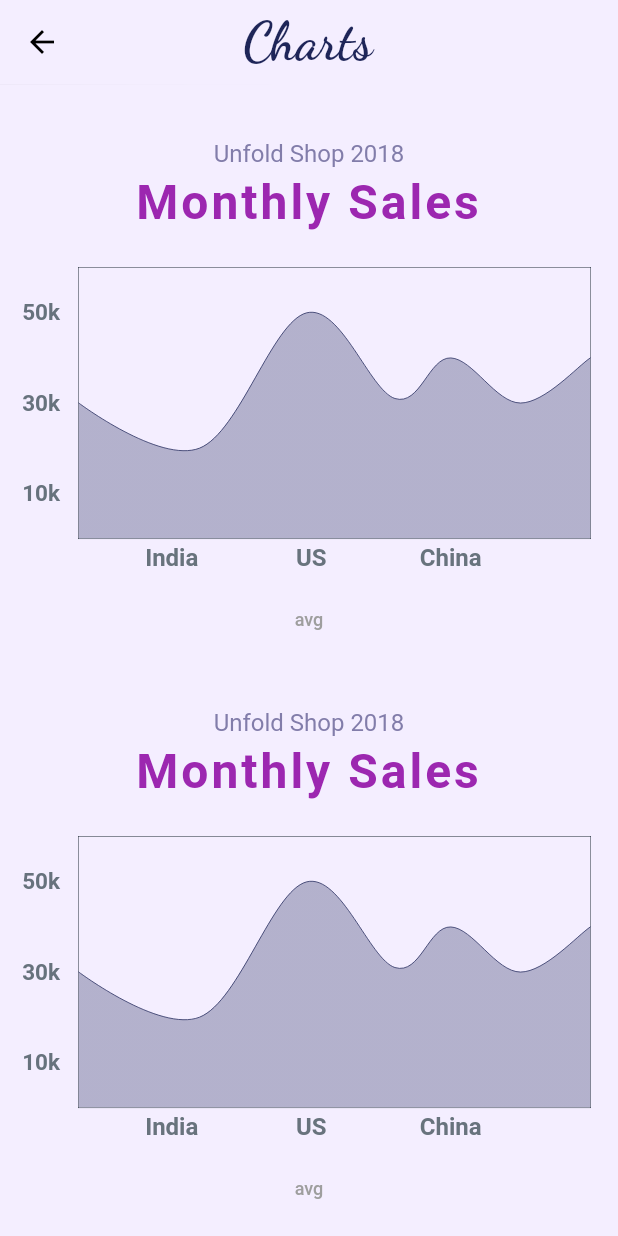
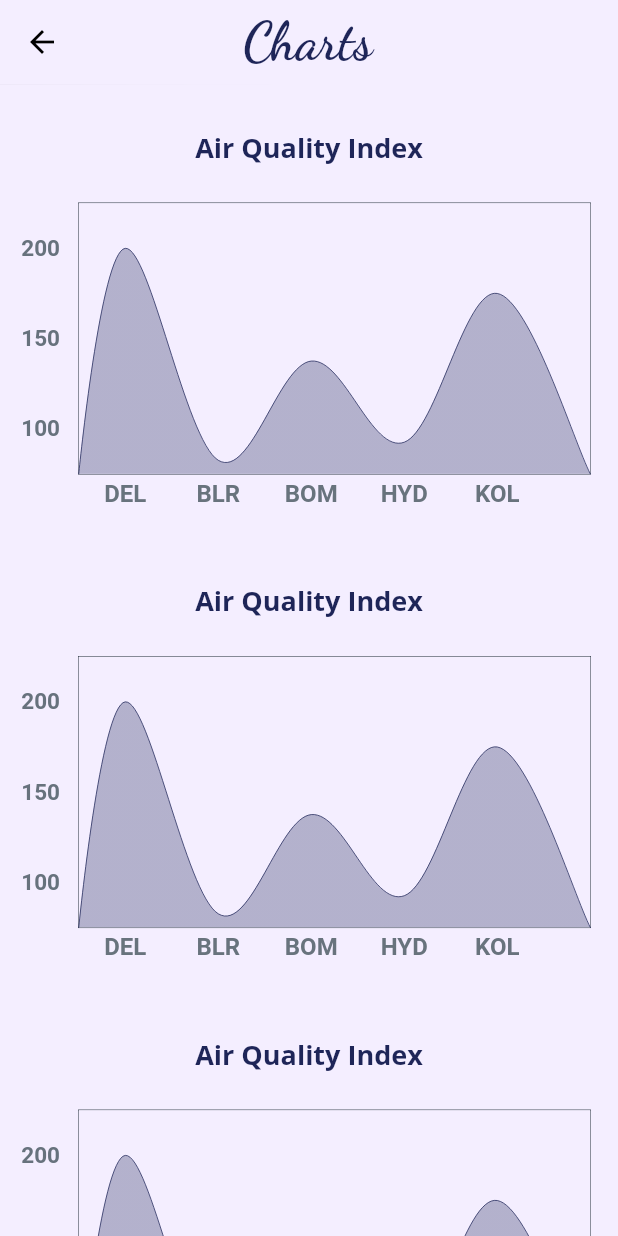
Before and after one commit to Manorama09/Aasha, a Flutter app: the Analysis screen opened directly, on a phone screen of 412 x 824 dp. Run offline on Flutter 3.47's test engine with Material 2 defaults, Android fonts, the phone set to English and light mode, and no system bars; drawn by our look-alikes of fl_chart; our stand-ins replace cloud_firestore, firebase_auth, firebase_core, google_fonts, google_sign_in; missing offline and left inert: twitter_api; accounts and stored records are empty.

Commit message:
Added AQI chart data

```diff
--- a/lib/widgets/chart1.dart
+++ b/lib/widgets/chart1.dart
@@ -1,5 +1,6 @@
 import 'package:fl_chart/fl_chart.dart';
 import 'package:flutter/material.dart';
+import 'package:google_fonts/google_fonts.dart';
 
 class Chart1 extends StatefulWidget {
   @override
@@ -12,8 +13,6 @@
     const Color(0xff1E2558),
   ];
 
-  bool showAvg = false;
-
   @override
   Widget build(BuildContext context) {
     return Stack(
@@ -23,55 +22,25 @@
               crossAxisAlignment: CrossAxisAlignment.stretch,
               children: <Widget>[
                 const SizedBox(
-                  height: 37,
+                  height: 30,
                 ),
-                const Text(
-                  'Unfold Shop 2018',
-                  style: TextStyle(
-                    color: Color(0xff827daa),
-                    fontSize: 16,
-                  ),
-                  textAlign: TextAlign.center,
-                ),
-                const SizedBox(
-                  height: 4,
-                ),
-                const Text(
-                  'Monthly Sales',
-                  style: TextStyle(
-                      color: Colors.purple,
-                      fontSize: 32,
-                      fontWeight: FontWeight.bold,
-                      letterSpacing: 2),
-                  textAlign: TextAlign.center,
-                ),
+               Text("Air Quality Index",
+                    style: GoogleFonts.openSans(
+                        color: const Color(0xff1E2558),
+                        fontSize: 18,
+                        fontWeight: FontWeight.w700),
+                        textAlign: TextAlign.center,
+                        ),
         AspectRatio(
           aspectRatio: 1.70,
           child: Padding(
               padding: const EdgeInsets.only(
                   right: 18.0, left: 12.0, top: 24, bottom: 12),
               child: LineChart(
-                showAvg ? avgData() : mainData(),
+                mainData(),
               ),
             ),
           ),
-        SizedBox(
-          width: 60,
-          height: 34,
-          child: FlatButton(
-            onPressed: () {
-              setState(() {
-                showAvg = !showAvg;
-              });
-            },
-            child: Text(
-              'avg',
-              style: TextStyle(
-                  fontSize: 12,
-                  color: showAvg ? Colors.grey.withOpacity(0.8) : Colors.grey),
-            ),
-          ),
-        ),
       ],
         ),],
     );
@@ -107,12 +76,16 @@
               fontSize: 16),
           getTitles: (value) {
             switch (value.toInt()) {
-              case 2:
-                return 'India';
+              case 1:
+              return 'DEL';
+              case 3:
+                return 'BLR';
               case 5:
-                return 'US';
-              case 8:
-                return 'China';
+                return 'BOM';
+              case 7:
+                return 'HYD';
+              case 9:
+                return 'KOL';
             }
             return '';
           },
@@ -128,11 +101,11 @@
           getTitles: (value) {
             switch (value.toInt()) {
               case 1:
-                return '10k';
+                return '100';
               case 3:
-                return '30k';
+                return '150';
               case 5:
-                return '50k';
+                return '200';
             }
             return '';
           },
@@ -150,13 +123,13 @@
       lineBarsData: [
         LineChartBarData(
           spots: [
-            FlSpot(0, 3),
-            FlSpot(2.6, 2),
-            FlSpot(4.9, 5),
-            FlSpot(6.8, 3.1),
-            FlSpot(8, 4),
-            FlSpot(9.5, 3),
-            FlSpot(11, 4),
+            FlSpot(0, 0),
+            FlSpot(1, 5),
+            FlSpot(3, 0.3),
+            FlSpot(5, 2.5),
+            FlSpot(7, 0.7),
+            FlSpot(9, 4),
+            FlSpot(11, 0),
           ],
           isCurved: true,
           colors: gradientColors,
@@ -174,110 +147,4 @@
       ],
     );
   }
-
-  LineChartData avgData() {
-    return LineChartData(
-      lineTouchData: LineTouchData(enabled: false),
-      gridData: FlGridData(
-        show: true,
-        drawHorizontalLine: true,
-        getDrawingVerticalLine: (value) {
-          return FlLine(
-            color: const Color(0xff37434d),
-            strokeWidth: 0,
-          );
-        },
-        getDrawingHorizontalLine: (value) {
-          return FlLine(
-            color: const Color(0xff37434d),
-            strokeWidth: 0,
-          );
-        },
-      ),
-      titlesData: FlTitlesData(
-        show: true,
-        bottomTitles: SideTitles(
-          showTitles: true,
-          reservedSize: 22,
-          getTextStyles: (value) => const TextStyle(
-              color: Color(0xff68737d),
-              fontWeight: FontWeight.bold,
-              fontSize: 16),
-          getTitles: (value) {
-            switch (value.toInt()) {
-              case 2:
-                return 'MAR';
-              case 5:
-                return 'JUN';
-              case 8:
-                return 'SEP';
-            }
-            return '';
-          },
-          margin: 8,
-        ),
-        leftTitles: SideTitles(
-          showTitles: true,
-          getTextStyles: (value) => const TextStyle(
-            color: Color(0xff67727d),
-            fontWeight: FontWeight.bold,
-            fontSize: 15,
-          ),
-          getTitles: (value) {
-            switch (value.toInt()) {
-              case 1:
-                return '10k';
-              case 3:
-                return '30k';
-              case 5:
-                return '50k';
-            }
-            return '';
-          },
-          reservedSize: 28,
-          margin: 12,
-        ),
-      ),
-      borderData: FlBorderData(
-          show: true,
-          border: Border.all(color: const Color(0xff37434d), width: 1)),
-      minX: 0,
-      maxX: 11,
-      minY: 0,
-      maxY: 6,
-      lineBarsData: [
-        LineChartBarData(
-          spots: [
-            FlSpot(0, 3.44),
-            FlSpot(2.6, 3.44),
-            FlSpot(4.9, 3.44),
-            FlSpot(6.8, 3.44),
-            FlSpot(8, 3.44),
-            FlSpot(9.5, 3.44),
-            FlSpot(11, 3.44),
-          ],
-          isCurved: true,
-          colors: [
-            ColorTween(begin: gradientColors[0], end: gradientColors[1])
-                .lerp(0.2),
-            ColorTween(begin: gradientColors[0], end: gradientColors[1])
-                .lerp(0.2),
-          ],
-          barWidth: 1,
-          isStrokeCapRound: true,
-          dotData: FlDotData(
-            show: false,
-          ),
-          belowBarData: BarAreaData(show: true, colors: [
-            ColorTween(begin: gradientColors[0], end: gradientColors[1])
-                .lerp(0.2)
-                .withOpacity(0.1),
-            ColorTween(begin: gradientColors[0], end: gradientColors[1])
-                .lerp(0.2)
-                .withOpacity(0.1),
-          ]),
-        ),
-      ],
-    );
-  }
 }
```
